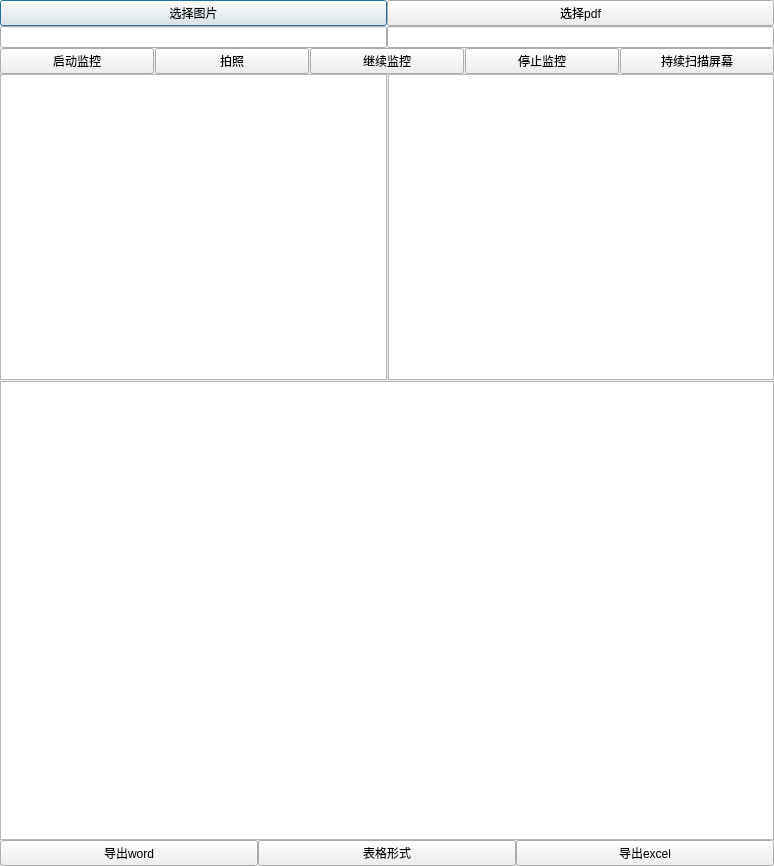
First picture: the form in ui/OCRResult.ui, repository sticktoFE/rpa-office, before the edit.
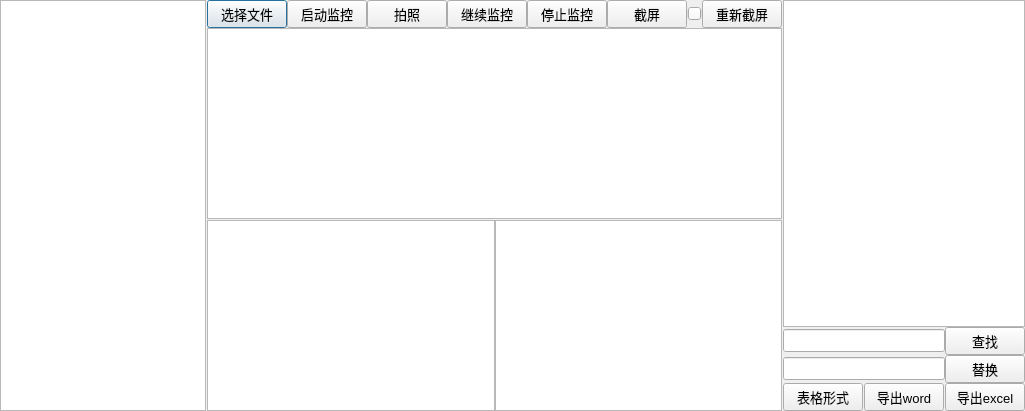
Second picture: the form after the edit. Custom widgets are drawn as their Qt base class.

Commit message: 重构综合截图页面，批量图片ocr

What changed in the file:
```diff
--- a/ui/OCRResult.ui
+++ b/ui/OCRResult.ui
@@ -6,8 +6,8 @@
    <rect>
     <x>0</x>
     <y>0</y>
-    <width>774</width>
-    <height>866</height>
+    <width>1025</width>
+    <height>411</height>
    </rect>
   </property>
   <property name="sizePolicy">
@@ -18,6 +18,7 @@
   </property>
   <property name="font">
    <font>
+    <pointsize>10</pointsize>
     <stylestrategy>PreferAntialias</stylestrategy>
    </font>
   </property>
@@ -30,7 +31,7 @@
   <property name="windowTitle">
    <string>信息框</string>
   </property>
-  <layout class="QVBoxLayout" name="verticalLayout_4" stretch="0,0,9,0">
+  <layout class="QVBoxLayout" name="verticalLayout_3">
    <property name="spacing">
     <number>0</number>
    </property>
@@ -47,61 +48,45 @@
     <number>0</number>
    </property>
    <item>
-    <layout class="QHBoxLayout" name="horizontalLayout_3">
-     <property name="spacing">
-      <number>0</number>
+    <widget class="QSplitter" name="splitter_2">
+     <property name="orientation">
+      <enum>Qt::Horizontal</enum>
      </property>
-     <item>
-      <layout class="QVBoxLayout" name="verticalLayout">
-       <property name="spacing">
-        <number>0</number>
-       </property>
-       <item>
-        <widget class="QPushButton" name="select_btn_pic">
-         <property name="text">
-          <string>选择图片</string>
-         </property>
-        </widget>
-       </item>
-       <item>
-        <widget class="QLineEdit" name="lineEdit">
-         <property name="readOnly">
-          <bool>true</bool>
-         </property>
-        </widget>
-       </item>
-      </layout>
-     </item>
-     <item>
-      <layout class="QVBoxLayout" name="verticalLayout_2">
-       <property name="spacing">
-        <number>0</number>
-       </property>
-       <item>
-        <widget class="QPushButton" name="select_btn_pdf">
-         <property name="text">
-          <string>选择pdf</string>
-         </property>
-        </widget>
-       </item>
-       <item>
-        <widget class="QLineEdit" name="lineEdit_2">
-         <property name="readOnly">
-          <bool>true</bool>
-         </property>
-        </widget>
-       </item>
-      </layout>
-     </item>
-    </layout>
-   </item>
-   <item>
-    <layout class="QHBoxLayout" name="horizontalLayout_4">
-     <property name="spacing">
+     <property name="handleWidth">
       <number>1</number>
      </property>
+     <widget class="QListWidget" name="file_list_widget"/>
+     <widget class="QWidget" name="layoutWidget">
+      <layout class="QVBoxLayout" name="verticalLayout" stretch="0,0">
+       <property name="spacing">
+        <number>0</number>
+       </property>
+       <item>
+        <layout class="QHBoxLayout" name="horizontalLayout">
+         <property name="spacing">
+          <number>0</number>
+         </property>
+         <item>
+          <widget class="QPushButton" name="select_file_btn">
+           <property name="sizePolicy">
+            <sizepolicy hsizetype="Expanding" vsizetype="Expanding">
+             <horstretch>0</horstretch>
+             <verstretch>0</verstretch>
+            </sizepolicy>
+           </property>
+           <property name="text">
+            <string>选择文件</string>
+           </property>
+          </widget>
+         </item>
      <item>
       <widget class="QPushButton" name="start_btn_video">
+           <property name="sizePolicy">
+            <sizepolicy hsizetype="Expanding" vsizetype="Expanding">
+             <horstretch>0</horstretch>
+             <verstretch>0</verstretch>
+            </sizepolicy>
+           </property>
        <property name="text">
         <string>启动监控</string>
        </property>
@@ -109,6 +94,12 @@
      </item>
      <item>
       <widget class="QPushButton" name="start_btn_video_screenshot">
+           <property name="sizePolicy">
+            <sizepolicy hsizetype="Expanding" vsizetype="Expanding">
+             <horstretch>0</horstretch>
+             <verstretch>0</verstretch>
+            </sizepolicy>
+           </property>
        <property name="text">
         <string>拍照</string>
        </property>
@@ -116,6 +107,12 @@
      </item>
      <item>
       <widget class="QPushButton" name="start_btn_video_monitor">
+           <property name="sizePolicy">
+            <sizepolicy hsizetype="Expanding" vsizetype="Expanding">
+             <horstretch>0</horstretch>
+             <verstretch>0</verstretch>
+            </sizepolicy>
+           </property>
        <property name="text">
         <string>继续监控</string>
        </property>
@@ -123,40 +120,122 @@
      </item>
      <item>
       <widget class="QPushButton" name="start_btn_video_stop">
+           <property name="sizePolicy">
+            <sizepolicy hsizetype="Expanding" vsizetype="Expanding">
+             <horstretch>0</horstretch>
+             <verstretch>0</verstretch>
+            </sizepolicy>
+           </property>
        <property name="text">
         <string>停止监控</string>
        </property>
       </widget>
      </item>
      <item>
-      <widget class="QPushButton" name="start_btn_scan">
+          <widget class="QPushButton" name="start_scan_btn">
+           <property name="sizePolicy">
+            <sizepolicy hsizetype="Expanding" vsizetype="Expanding">
+             <horstretch>0</horstretch>
+             <verstretch>0</verstretch>
+            </sizepolicy>
+           </property>
+           <property name="focusPolicy">
+            <enum>Qt::NoFocus</enum>
+           </property>
        <property name="text">
-        <string>持续扫描屏幕</string>
+            <string>截屏</string>
+           </property>
+          </widget>
+         </item>
+         <item>
+          <widget class="QSlider" name="slider">
+           <property name="orientation">
+            <enum>Qt::Horizontal</enum>
+           </property>
+          </widget>
+         </item>
+         <item>
+          <widget class="QPushButton" name="re_screen_shot">
+           <property name="sizePolicy">
+            <sizepolicy hsizetype="Minimum" vsizetype="Expanding">
+             <horstretch>0</horstretch>
+             <verstretch>0</verstretch>
+            </sizepolicy>
+           </property>
+           <property name="layoutDirection">
+            <enum>Qt::LeftToRight</enum>
+           </property>
+           <property name="text">
+            <string>重新截屏</string>
        </property>
       </widget>
      </item>
     </layout>
    </item>
    <item>
-    <layout class="QVBoxLayout" name="verticalLayout_3" stretch="4,6">
-     <property name="spacing">
+        <widget class="QSplitter" name="splitter">
+         <property name="sizePolicy">
+          <sizepolicy hsizetype="Expanding" vsizetype="Expanding">
+           <horstretch>0</horstretch>
+           <verstretch>0</verstretch>
+          </sizepolicy>
+         </property>
+         <property name="frameShadow">
+          <enum>QFrame::Plain</enum>
+         </property>
+         <property name="orientation">
+          <enum>Qt::Vertical</enum>
+         </property>
+         <property name="handleWidth">
       <number>1</number>
      </property>
-     <item>
-      <layout class="QHBoxLayout" name="horizontalLayout" stretch="5,5">
+         <widget class="ImageViewer" name="graphicsView">
+          <property name="sizePolicy">
+           <sizepolicy hsizetype="Expanding" vsizetype="Expanding">
+            <horstretch>0</horstretch>
+            <verstretch>0</verstretch>
+           </sizepolicy>
+          </property>
+          <property name="acceptDrops">
+           <bool>true</bool>
+          </property>
+         </widget>
+         <widget class="QWidget" name="layoutWidget">
+          <layout class="QHBoxLayout" name="horizontalLayout_4">
        <property name="spacing">
-        <number>1</number>
+            <number>0</number>
        </property>
        <item>
-        <widget class="ImageViewer" name="graphicsView"/>
+            <widget class="QTextEdit" name="ocrTextEdit">
+             <property name="font">
+              <font>
+               <pointsize>18</pointsize>
+               <italic>false</italic>
+               <bold>false</bold>
+               <stylestrategy>PreferAntialias</stylestrategy>
+              </font>
+             </property>
+             <property name="styleSheet">
+              <string notr="true">font: 18pt; line-height: 6em;</string>
+             </property>
+             <property name="frameShadow">
+              <enum>QFrame::Plain</enum>
+             </property>
+            </widget>
        </item>
        <item>
         <widget class="QTextEdit" name="htmlEdit">
+             <property name="sizePolicy">
+              <sizepolicy hsizetype="Expanding" vsizetype="Expanding">
+               <horstretch>0</horstretch>
+               <verstretch>0</verstretch>
+              </sizepolicy>
+             </property>
          <property name="autoFillBackground">
           <bool>true</bool>
          </property>
          <property name="frameShadow">
-          <enum>QFrame::Raised</enum>
+              <enum>QFrame::Plain</enum>
          </property>
          <property name="lineWidth">
           <number>3</number>
@@ -164,22 +243,47 @@
         </widget>
        </item>
       </layout>
-     </item>
+         </widget>
+        </widget>
+       </item>
+      </layout>
+     </widget>
+     <widget class="QWidget" name="layoutWidget">
+      <layout class="QVBoxLayout" name="verticalLayout_2" stretch="9,0,0,0">
+       <property name="spacing">
+        <number>0</number>
+       </property>
      <item>
       <widget class="QTextEdit" name="gridEdit">
+         <property name="sizePolicy">
+          <sizepolicy hsizetype="Expanding" vsizetype="Expanding">
+           <horstretch>0</horstretch>
+           <verstretch>0</verstretch>
+          </sizepolicy>
+         </property>
        <property name="font">
         <font>
-         <family>Cascadia Mono SemiBold</family>
-         <pointsize>12</pointsize>
-         <bold>true</bold>
+           <family>Cascadia Mono Light</family>
+           <pointsize>18</pointsize>
+           <italic>false</italic>
+           <bold>false</bold>
          <stylestrategy>PreferAntialias</stylestrategy>
         </font>
        </property>
        <property name="layoutDirection">
         <enum>Qt::LeftToRight</enum>
        </property>
+         <property name="styleSheet">
+          <string notr="true">font: 18pt; line-height: 6em;</string>
+         </property>
+         <property name="horizontalScrollBarPolicy">
+          <enum>Qt::ScrollBarAsNeeded</enum>
+         </property>
        <property name="sizeAdjustPolicy">
-        <enum>QAbstractScrollArea::AdjustToContents</enum>
+          <enum>QAbstractScrollArea::AdjustIgnored</enum>
+         </property>
+         <property name="autoFormatting">
+          <set>QTextEdit::AutoAll</set>
        </property>
        <property name="lineWrapMode">
         <enum>QTextEdit::WidgetWidth</enum>
@@ -192,21 +296,61 @@
        </property>
       </widget>
      </item>
+       <item>
+        <layout class="QHBoxLayout" name="horizontalLayout_3" stretch="8,2">
+         <property name="spacing">
+          <number>0</number>
+         </property>
+         <item>
+          <widget class="QLineEdit" name="find_input"/>
+         </item>
+         <item>
+          <widget class="QPushButton" name="find_button">
+           <property name="sizePolicy">
+            <sizepolicy hsizetype="Expanding" vsizetype="Expanding">
+             <horstretch>0</horstretch>
+             <verstretch>0</verstretch>
+            </sizepolicy>
+           </property>
+           <property name="text">
+            <string>查找</string>
+           </property>
+          </widget>
+         </item>
+        </layout>
+       </item>
+       <item>
+        <layout class="QHBoxLayout" name="horizontalLayout_5" stretch="8,2">
+         <property name="spacing">
+          <number>0</number>
+         </property>
+         <item>
+          <widget class="QLineEdit" name="replace_input"/>
+         </item>
+         <item>
+          <widget class="QPushButton" name="replace_button">
+           <property name="sizePolicy">
+            <sizepolicy hsizetype="Expanding" vsizetype="Expanding">
+             <horstretch>0</horstretch>
+             <verstretch>0</verstretch>
+            </sizepolicy>
+           </property>
+           <property name="text">
+            <string>替换</string>
+           </property>
+          </widget>
+         </item>
     </layout>
    </item>
    <item>
     <layout class="QHBoxLayout" name="horizontalLayout_2">
-     <item>
-      <widget class="QPushButton" name="export_data_word">
-       <property name="text">
-        <string>导出word</string>
-       </property>
-      </widget>
-     </item>
+         <property name="spacing">
+          <number>1</number>
+         </property>
      <item>
       <widget class="QPushButton" name="table_btn">
        <property name="sizePolicy">
-        <sizepolicy hsizetype="Preferred" vsizetype="Preferred">
+            <sizepolicy hsizetype="Expanding" vsizetype="Expanding">
          <horstretch>0</horstretch>
          <verstretch>0</verstretch>
         </sizepolicy>
@@ -222,8 +366,27 @@
        </property>
       </widget>
      </item>
+         <item>
+          <widget class="QPushButton" name="export_data_word">
+           <property name="sizePolicy">
+            <sizepolicy hsizetype="Expanding" vsizetype="Expanding">
+             <horstretch>0</horstretch>
+             <verstretch>0</verstretch>
+            </sizepolicy>
+           </property>
+           <property name="text">
+            <string>导出word</string>
+           </property>
+          </widget>
+         </item>
      <item>
       <widget class="QPushButton" name="export_data_excel">
+           <property name="sizePolicy">
+            <sizepolicy hsizetype="Expanding" vsizetype="Expanding">
+             <horstretch>0</horstretch>
+             <verstretch>0</verstretch>
+            </sizepolicy>
+           </property>
        <property name="text">
         <string>导出excel</string>
        </property>
@@ -233,6 +396,10 @@
    </item>
   </layout>
  </widget>
+    </widget>
+   </item>
+  </layout>
+ </widget>
  <customwidgets>
   <customwidget>
    <class>ImageViewer</class>
```
Left out of the diff: 4 changed lines with no effect on the pictures. Lines whose indentation alone changed are shown as unchanged. The commit also changes 182 other files.
